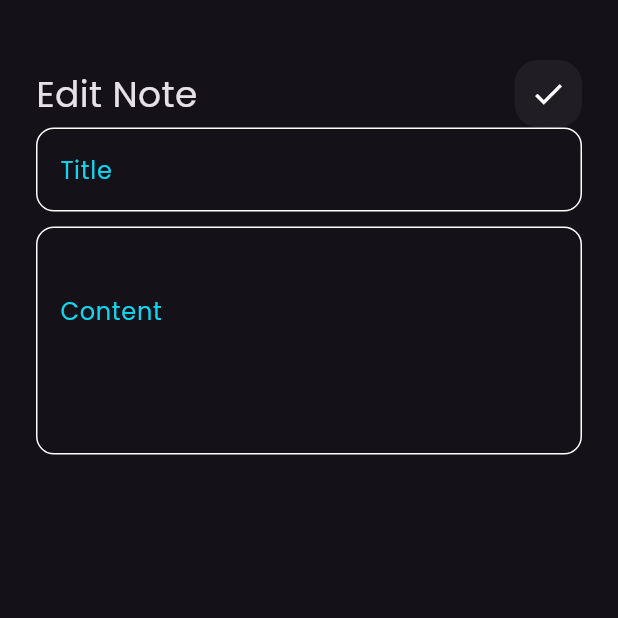
After one commit to mohamedsaeedofficial/notes_app, a Flutter app: the screen it shows after launch, after a tap on "Flutter Tips", on a phone screen of 412 x 824 dp, the top half of it. The commit adds this screen. Run offline on Flutter 3.47's test engine with Material 3 defaults, Android fonts, the phone set to English and light mode, and no system bars; our stand-ins replace font_awesome_flutter.

Commit message:
edit note view Ui done

```diff
--- /dev/null
+++ b/lib/views/edit_note_view.dart
@@ -0,0 +1,15 @@
+import 'package:flutter/material.dart';
+import 'package:note_app/views/widgets/edit_view_body.dart';
+
+class EditNoteView extends StatelessWidget {
+  const EditNoteView({super.key});
+
+  @override
+  Widget build(BuildContext context) {
+    return const Scaffold(
+      body: EditViewBody(
+
+      ),
+    );
+  }
+}
--- a/lib/views/widgets/custom_app_bar.dart
+++ b/lib/views/widgets/custom_app_bar.dart
@@ -3,21 +3,22 @@ import 'package:note_app/views/widgets/custom_search_icon.dart';
 
 class CustomAppBar extends StatelessWidget {
   const CustomAppBar({
-    super.key,
+    super.key, required this.title,  required this.icon,
   });
-
+final String title ;
+final IconData icon ;
   @override
   Widget build(BuildContext context) {
-    return const Row(
+    return  Row(
       children: [
         Text(
-          'Notes',
-          style: TextStyle(
+          title,
+          style: const TextStyle(
             fontSize: 24,
           ),
         ),
-        Spacer(),
-        CustomSearchIcon()
+        const Spacer(),
+         CustomSearchIcon(icon: icon ,)
       ],
     );
   }
--- a/lib/views/widgets/custom_note_item.dart
+++ b/lib/views/widgets/custom_note_item.dart
@@ -1,13 +1,24 @@
 import 'package:flutter/material.dart';
 import 'package:font_awesome_flutter/font_awesome_flutter.dart';
+import 'package:note_app/views/edit_note_view.dart';
 
 class CustomNoteItem extends StatelessWidget {
   const CustomNoteItem({super.key});
 
   @override
   Widget build(BuildContext context) {
-    return Padding(
-      padding: const EdgeInsets.only(top : 8),
+    return GestureDetector(
+      onTap: () {
+        Navigator.of(context).push(
+          MaterialPageRoute(
+            builder: (context) {
+              return const EditNoteView();
+            },
+          ),
+        );
+      },
+      child: Padding(
+        padding: const EdgeInsets.only(top: 8),
         child: Container(
           padding: const EdgeInsets.symmetric(
             vertical: 16,
@@ -61,6 +72,7 @@ class CustomNoteItem extends StatelessWidget {
             ],
           ),
         ),
+      ),
     );
   }
 }
--- a/lib/views/widgets/custom_search_icon.dart
+++ b/lib/views/widgets/custom_search_icon.dart
@@ -2,9 +2,9 @@ import 'package:flutter/material.dart';
 
 class CustomSearchIcon extends StatelessWidget {
   const CustomSearchIcon({
-    super.key,
+    super.key, required this.icon,
   });
-
+final IconData icon ;
   @override
   Widget build(BuildContext context) {
     return Container(
@@ -14,7 +14,7 @@ class CustomSearchIcon extends StatelessWidget {
         color: Colors.white.withOpacity(.05),
         borderRadius: BorderRadius.circular(16),
       ),
-      child: const Center(child: Icon(Icons.search)),
+      child:  Center(child: Icon(icon)),
     );
   }
 }
--- /dev/null
+++ b/lib/views/widgets/edit_view_body.dart
@@ -0,0 +1,33 @@
+import 'package:flutter/material.dart';
+import 'package:note_app/views/widgets/custom_app_bar.dart';
+import 'package:note_app/views/widgets/custom_text_field.dart';
+
+class EditViewBody extends StatelessWidget {
+  const EditViewBody({super.key});
+
+  @override
+  Widget build(BuildContext context) {
+    return const Padding(
+      padding: EdgeInsets.symmetric(horizontal: 24.0),
+      child: Column(
+        children: [
+          SizedBox(
+            height: 40,
+          ),
+          CustomAppBar(
+            title: 'Edit Note',
+            icon: Icons.check,
+          ),
+          CustomTextField(hint: 'Title'),
+          SizedBox(
+            height: 10,
+          ),
+          CustomTextField(
+            hint: 'Content',
+            maxLine: 5,
+          ),
+        ],
+      ),
+    );
+  }
+}
--- a/lib/views/widgets/notes_view_body.dart
+++ b/lib/views/widgets/notes_view_body.dart
@@ -1,6 +1,4 @@
-import 'package:flutter/cupertino.dart';
 import 'package:flutter/material.dart';
-import 'package:flutter/widgets.dart';
 import 'package:note_app/views/widgets/custom_app_bar.dart';
 import 'package:note_app/views/widgets/note_list_view.dart';
 
@@ -16,7 +14,7 @@ class NotesViewBody extends StatelessWidget {
           SizedBox(
             height: 40,
           ),
-          CustomAppBar(),
+          CustomAppBar(title: 'Notes', icon: Icons.search,),
           Expanded(child: NoteListView()),
 
         ],
```
Lines whose indentation alone changed are shown as unchanged.
